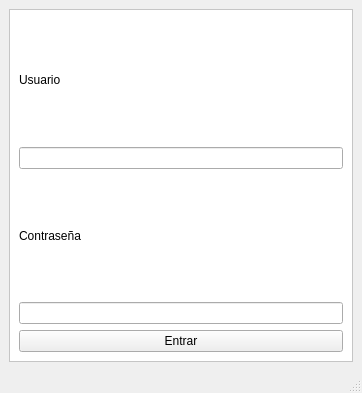
Above: ui/login.ui from agulujan41proj/login before the change. Below: the same form after it.
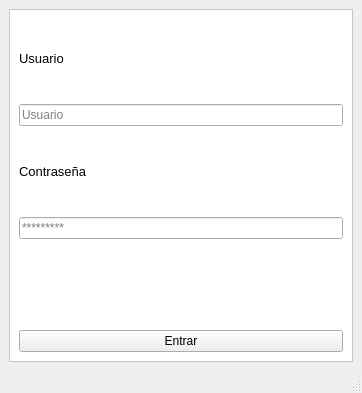
That is the form after the change. Icons and pictures are not drawn.

Commit message: login logica terminada

```diff
--- a/ui/login.ui
+++ b/ui/login.ui
@@ -24,6 +24,7 @@
       <property name="styleSheet">
        <string notr="true">QFrame{
 	background:white;
+	font-size:13px;
 }</string>
       </property>
       <property name="frameShape">
@@ -32,39 +33,65 @@
       <property name="frameShadow">
        <enum>QFrame::Raised</enum>
       </property>
-      <layout class="QGridLayout" name="gridLayout">
-       <item row="0" column="0">
+      <layout class="QVBoxLayout" name="verticalLayout">
+       <item>
         <widget class="QLabel" name="labelUsuario">
+         <property name="styleSheet">
+          <string notr="true"/>
+         </property>
          <property name="text">
           <string>Usuario</string>
          </property>
         </widget>
        </item>
-       <item row="1" column="0">
+       <item>
         <widget class="QLineEdit" name="lineEditUsuario">
          <property name="maxLength">
           <number>100</number>
          </property>
+         <property name="placeholderText">
+          <string>Usuario</string>
+         </property>
         </widget>
        </item>
-       <item row="2" column="0">
+       <item>
         <widget class="QLabel" name="labelContrasenia">
          <property name="text">
           <string>Contraseña</string>
          </property>
         </widget>
        </item>
-       <item row="3" column="0">
-        <widget class="QLineEdit" name="lineEditContresenia">
+       <item>
+        <widget class="QLineEdit" name="lineEditContrasenia">
          <property name="maxLength">
           <number>50</number>
          </property>
          <property name="echoMode">
           <enum>QLineEdit::Password</enum>
          </property>
+         <property name="placeholderText">
+          <string>*********</string>
+         </property>
         </widget>
        </item>
-       <item row="4" column="0">
+       <item>
+        <widget class="QLabel" name="labelMensaje">
+         <property name="font">
+          <font>
+           <pointsize>-1</pointsize>
+          </font>
+         </property>
+         <property name="styleSheet">
+          <string notr="true">QLabel{
+	color:red;
+}</string>
+         </property>
+         <property name="text">
+          <string/>
+         </property>
+        </widget>
+       </item>
+       <item>
         <widget class="QPushButton" name="pushButtonEntrar">
          <property name="text">
           <string>Entrar</string>
```
Left out of the diff: 2 changed lines with no effect on the pictures. The commit also changes 1 other file.
